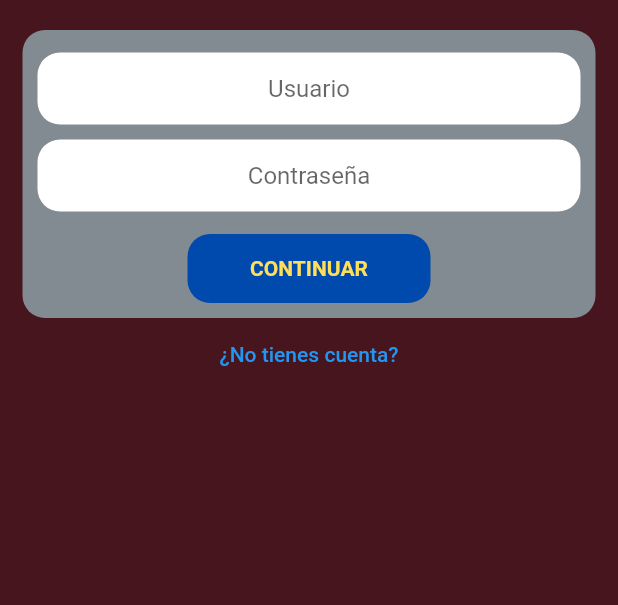
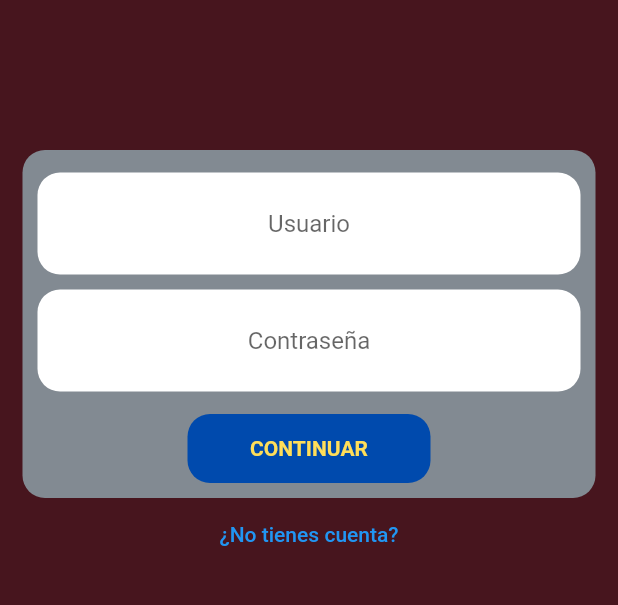
Before and after one commit to ISPP-G8/FindMyFun, a Flutter app: the screen it shows after launch, swiped to page 2, on a phone screen of 412 x 824 dp, the part 384-989 px from its top. Run offline on Flutter 3.47's test engine with Material 2 defaults, Android fonts, the phone set to English and light mode, and no system bars; our stand-ins replace firebase_core; accounts and stored records are empty.

Commit message:
feat: loginView finished and delete event added

```diff
--- a/lib/helpers/helpers.dart
+++ b/lib/helpers/helpers.dart
@@ -0,0 +1 @@
+export 'package:findmyfun/helpers/validators.dart';
--- /dev/null
+++ b/lib/helpers/validators.dart
@@ -0,0 +1,6 @@
+class Validators {
+  static String? validateNotEmpty(String? value) {
+    if (value == null || value.isEmpty)
+      return 'Por favor, introduce un valor válido';
+  }
+}
--- a/lib/main.dart
+++ b/lib/main.dart
@@ -22,7 +22,10 @@ class AppState extends StatelessWidget {
       providers: [
         ChangeNotifierProvider(
           create: (_) => PageViewService(),
-        )
+        ),
+        ChangeNotifierProvider(
+          create: (_) => EventsService(),
+        ),
       ],
       child: const MyApp(),
     );
--- a/lib/routes/app_routes.dart
+++ b/lib/routes/app_routes.dart
@@ -1,15 +1,14 @@
 import 'package:findmyfun/screens/screens.dart';
 import 'package:flutter/material.dart';
 
+import '../views/views.dart';
 
-Map<String, Widget Function(BuildContext)> exportRoutes(){
-   Map<String, Widget Function(BuildContext)> routes = {
+Map<String, Widget Function(BuildContext)> exportRoutes() {
+  Map<String, Widget Function(BuildContext)> routes = {
+    'login': (_) => const LoginView(),
+    'register': (_) => const RegisterScreen(),
+    'access': (_) => const AccessScreen(),
+  };
 
-    'login':(_) => const LoginView(),
-    'register':(_) => const RegisterScreen(),
-    'access':(_) => const AccessScreen(),
-
-   };
-
-   return routes;
+  return routes;
 }
--- a/lib/screens/screens.dart
+++ b/lib/screens/screens.dart
@@ -1,5 +1,2 @@
-
-
 export 'package:findmyfun/screens/access_screen.dart';
 export 'package:findmyfun/screens/register_screen.dart';
-export 'package:findmyfun/views/access/login_view.dart';
--- a/lib/services/services.dart
+++ b/lib/services/services.dart
@@ -1 +1,2 @@
+export 'package:findmyfun/services/events_service.dart';
 export 'package:findmyfun/services/page_view_service.dart';
--- a/lib/ui/ui.dart
+++ b/lib/ui/ui.dart
@@ -0,0 +1 @@
+export 'package:findmyfun/ui/custom_snackbars.dart';
--- a/lib/views/access/login_view.dart
+++ b/lib/views/access/login_view.dart
@@ -1,5 +1,8 @@
+import 'package:findmyfun/helpers/helpers.dart';
 import 'package:findmyfun/services/page_view_service.dart';
+import 'package:findmyfun/services/services.dart';
 import 'package:findmyfun/themes/themes.dart';
+import 'package:findmyfun/ui/custom_snackbars.dart';
 import 'package:findmyfun/widgets/widgets.dart';
 import 'package:flutter/material.dart';
 import 'package:provider/provider.dart';
@@ -13,6 +16,12 @@ class LoginView extends StatelessWidget {
         Provider.of<PageViewService>(context).pageController;
     return SafeArea(
       child: Scaffold(
+          // Lo dejo comentado por si se quiere usar en el futuro para probar funcionalidades
+          // floatingActionButton: FloatingActionButton(
+          //   onPressed: () {
+
+          //   },
+          // ),
           appBar: AppBar(
             leading: GestureDetector(
                 onTap: () => pageViewController.animateToPage(0,
@@ -34,8 +43,9 @@ class LoginView extends StatelessWidget {
               //  LoginTitle(text: 'INICIO DE SESIÓN'),
               const ImageLogo(),
               const SizedBox(
-                height: 20,
+                height: 100,
               ),
+
               const LoginContainer(
                 child: _FormsColumn(),
               ),
@@ -48,28 +58,46 @@ class LoginView extends StatelessWidget {
   }
 }
 
-class _FormsColumn extends StatelessWidget {
+class _FormsColumn extends StatefulWidget {
   const _FormsColumn({
     super.key,
   });
 
   @override
+  State<_FormsColumn> createState() => _FormsColumnState();
+}
+
+class _FormsColumnState extends State<_FormsColumn> {
+  final _formKey = GlobalKey<FormState>();
+  final _userController = TextEditingController();
+  final _passwordController = TextEditingController();
+  @override
   Widget build(BuildContext context) {
-    return Column(
+    return Form(
+        autovalidateMode: AutovalidateMode.onUserInteraction,
+        key: _formKey,
+        child: Column(
           children: [
             const SizedBox(
               height: 10,
             ),
-        const CustomTextForm(
+            CustomTextForm(
               hintText: 'Usuario',
+              controller: _userController,
+              validator: (value) => Validators.validateNotEmpty(value),
             ),
-        const CustomTextForm(
+            CustomTextForm(
               hintText: 'Contraseña',
               obscure: true,
+              controller: _passwordController,
+              validator: (value) => Validators.validateNotEmpty(value),
             ),
             SubmitButton(
                 text: 'CONTINUAR',
                 onTap: () {
+                  if (_formKey.currentState!.validate()) {
+                    // TODO: Iniciar sesión y mandar al home page
+
                     showDialog(
                       context: context,
                       builder: (context) => Column(
@@ -82,8 +110,14 @@ class _FormsColumn extends StatelessWidget {
                                 child: CircularProgressIndicator()),
                           ]),
                     );
+                  } else {
+                    CustomSnackbars.showCustomSnackbar(
+                      context,
+                      const Text('Rellene los campos'),
+                    );
+                  }
                 })
           ],
-    );
+        ));
   }
 }
--- a/lib/widgets/cutom_text_form.dart
+++ b/lib/widgets/cutom_text_form.dart
@@ -1,25 +1,36 @@
+import 'package:findmyfun/themes/themes.dart';
 import 'package:flutter/material.dart';
 
 class CustomTextForm extends StatelessWidget {
   final String hintText;
   final bool obscure;
+  final TextEditingController? controller;
+  final String? Function(String?)? validator;
   const CustomTextForm({
     super.key,
     required this.hintText,
     this.obscure = false,
+    this.controller,
+    this.validator,
   });
 
   @override
   Widget build(BuildContext context) {
     return Container(
       margin: const EdgeInsets.symmetric(horizontal: 10, vertical: 5),
+      padding: EdgeInsets.all(10),
       decoration: BoxDecoration(
           color: Colors.white, borderRadius: BorderRadius.circular(15)),
       child: TextFormField(
+        controller: controller,
         obscureText: obscure,
         textAlign: TextAlign.center,
-        decoration:
-            InputDecoration(hintText: hintText, border: InputBorder.none),
+        validator: validator,
+        decoration: InputDecoration(
+          enabledBorder: InputBorder.none,
+          hintText: hintText,
+          border: InputBorder.none,
+        ),
       ),
     );
   }
--- a/pubspec.yaml
+++ b/pubspec.yaml
@@ -32,6 +32,7 @@ dependencies:
   firebase_core: ^2.7.0
   flutter:
     sdk: flutter
+  http: ^0.13.5
   provider: ^6.0.5
 
 dev_dependencies:
```
Also changed, not shown: lib/screens/access_screen.dart (+9 -14 lines), lib/services/events_service.dart (added, +17 -0 lines), lib/ui/custom_snackbars.dart (added, +10 -0 lines), pubspec.lock. Lines whose indentation alone changed are shown as unchanged.
